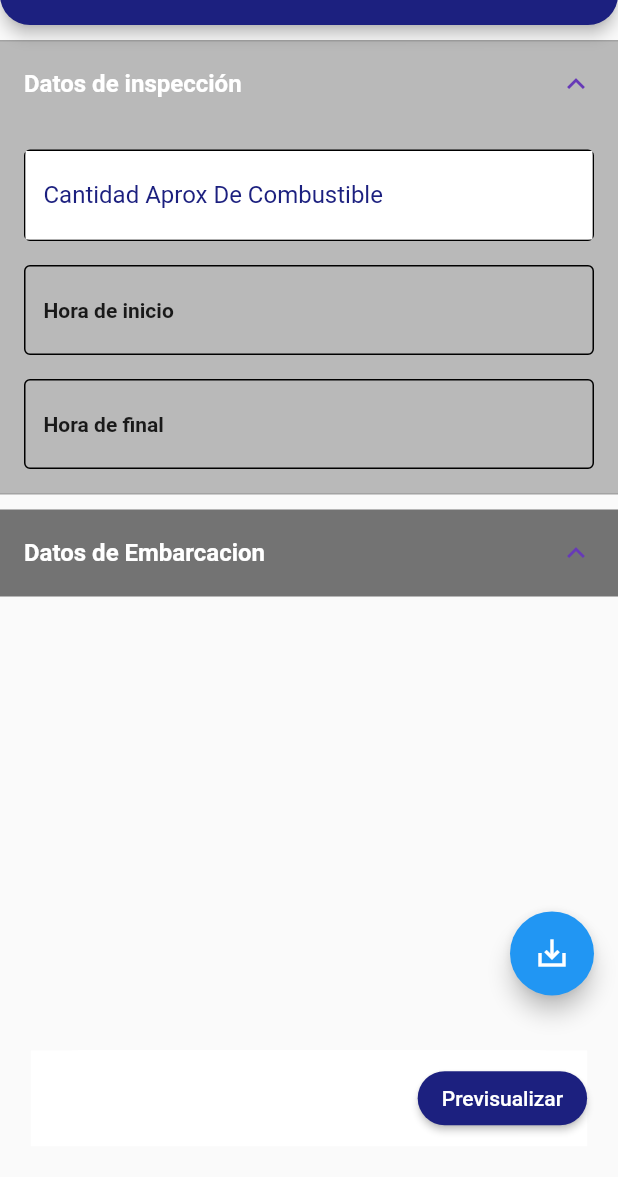
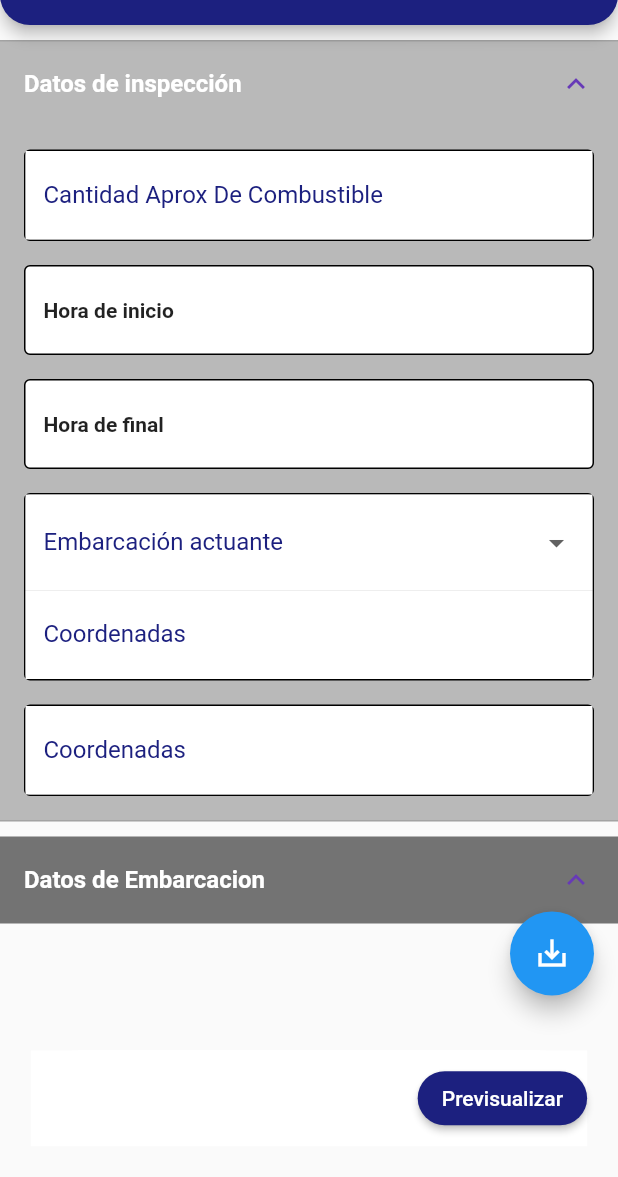
Before and after one commit to Yosh04/appworking, a Flutter app: the FormPage screen opened directly, after a tap on "Datos de inspección", on a phone screen of 412 x 824 dp, the part 59-1236 px from its top. Run offline on Flutter 3.47's test engine with Material 2 defaults, Android fonts, the phone set to English and light mode, and no system bars; our stand-ins replace file_picker, open_file, permission_handler.

Commit message:
form avanced but not finish coordenadas.

```diff
--- a/lib/pageform/widgets form/inspectionForm.dart
+++ b/lib/pageform/widgets form/inspectionForm.dart
@@ -9,6 +9,14 @@ class _InspectionFormState extends State<InspectionForm> {
   DateTime currentDateSpecial = DateTime.now();
   TimeOfDay? startTime;
   TimeOfDay? endTime;
+  String? selectedEmbarcacionActuante;
+  TextEditingController coordinatesController = TextEditingController();
+
+  @override
+  void dispose() {
+    coordinatesController.dispose();
+    super.dispose();
+  }
 
   @override
   Widget build(BuildContext context) {
@@ -31,6 +39,14 @@ class _InspectionFormState extends State<InspectionForm> {
                 endTime = time;
               });
             }),
+            SizedBox(height: 16),
+            _buildDropdown("Embarcación actuante", selectedEmbarcacionActuante, (value) {
+              setState(() {
+                selectedEmbarcacionActuante = value;
+              });
+            }, ["Patrulla propia", "Patrulla externa", "Patrulla conjunta"]),
+            SizedBox(height: 16),
+            _buildCoordinatesField(),
           ],
         ),
       ),
@@ -40,17 +56,17 @@ class _InspectionFormState extends State<InspectionForm> {
   Widget _buildFormField(String label) {
     return Theme(
       data: ThemeData(
-        primaryColor: const Color(0xFF1C207F), // Color del texto y el borde
-        hintColor: const Color(0xFF1C207F), // Color del texto de sugerencia
+        primaryColor: const Color(0xFF1C207F),
+        hintColor: const Color(0xFF1C207F),
         inputDecorationTheme: InputDecorationTheme(
           border: OutlineInputBorder(
-            borderSide: BorderSide(color: const Color(0xFF1C207F)), // Color del borde
+            borderSide: BorderSide(color: const Color(0xFF1C207F)),
           ),
           focusedBorder: OutlineInputBorder(
-            borderSide: BorderSide(color: const Color(0xFF1C207F)), // Color del borde cuando está enfocado
+            borderSide: BorderSide(color: const Color(0xFF1C207F)),
           ),
-          filled: true, // Relleno activado
-          fillColor: Colors.white, // Color de fondo
+          filled: true,
+          fillColor: Colors.white,
         ),
       ),
       child: Container(
@@ -72,17 +88,17 @@ class _InspectionFormState extends State<InspectionForm> {
       String label, TimeOfDay? selectedTime, Function(TimeOfDay) onTimeSelected) {
     return Theme(
       data: ThemeData(
-        primaryColor: const Color(0xFF1C207F), // Color del texto y el borde
-        hintColor: const Color(0xFF1C207F), // Color del texto de sugerencia
+        primaryColor: const Color(0xFF1C207F),
+        hintColor: const Color(0xFF1C207F),
         inputDecorationTheme: InputDecorationTheme(
           border: OutlineInputBorder(
-            borderSide: BorderSide(color: const Color(0xFF1C207F)), // Color del borde
+            borderSide: BorderSide(color: const Color(0xFF1C207F)),
           ),
           focusedBorder: OutlineInputBorder(
-            borderSide: BorderSide(color: const Color(0xFF1C207F)), // Color del borde cuando está enfocado
+            borderSide: BorderSide(color: const Color(0xFF1C207F)),
           ),
-          filled: true, // Relleno activado
-          fillColor: Colors.white, // Color de fondo
+          filled: true,
+          fillColor: Colors.white,
         ),
       ),
       child: SizedBox(
@@ -92,10 +108,11 @@ class _InspectionFormState extends State<InspectionForm> {
             _selectTime(selectedTime, onTimeSelected);
           },
           child: Container(
-            height: 60, // Ajusta la altura según tus necesidades
+            height: 60,
             decoration: BoxDecoration(
               border: Border.all(),
               borderRadius: BorderRadius.circular(4.0),
+              color: Colors.white,
             ),
             child: Row(
               children: [
@@ -117,6 +134,94 @@ class _InspectionFormState extends State<InspectionForm> {
     );
   }
 
+  Widget _buildDropdown(String label, String? selectedValue, Function(String?) onChanged, List<String> options) {
+    return Theme(
+      data: ThemeData(
+        primaryColor: const Color(0xFF1C207F),
+        hintColor: const Color(0xFF1C207F),
+        inputDecorationTheme: InputDecorationTheme(
+          border: OutlineInputBorder(
+            borderSide: BorderSide(color: const Color(0xFF1C207F)),
+          ),
+          focusedBorder: OutlineInputBorder(
+            borderSide: BorderSide(color: const Color(0xFF1C207F)),
+          ),
+          filled: true,
+          fillColor: Colors.white,
+        ),
+      ),
+      child: Container(
+        decoration: BoxDecoration(
+          border: Border.all(),
+          borderRadius: BorderRadius.circular(4.0),
+        ),
+        child: Padding(
+          padding: const EdgeInsets.symmetric(horizontal: 0),
+          child: Column(
+            children: [
+              DropdownButtonFormField<String>(
+                decoration: InputDecoration(
+                  labelText: label,
+                  border: InputBorder.none,
+                ),
+                value: selectedValue,
+                onChanged: onChanged,
+                items: options.map((String value) {
+                  return DropdownMenuItem<String>(
+                    value: value,
+                    child: Text(value),
+                  );
+                }).toList(),
+              ),
+              TextFormField(
+                controller: coordinatesController,
+                decoration: InputDecoration(
+                  labelText: 'Coordenadas',
+                  border: InputBorder.none,
+                ),
+              ),
+            ],
+          ),
+        ),
+      ),
+    );
+  }
+
+  Widget _buildCoordinatesField() {
+    return Theme(
+      data: ThemeData(
+        primaryColor: const Color(0xFF1C207F),
+        hintColor: const Color(0xFF1C207F),
+        inputDecorationTheme: InputDecorationTheme(
+          border: OutlineInputBorder(
+            borderSide: BorderSide(color: const Color(0xFF1C207F)),
+          ),
+          focusedBorder: OutlineInputBorder(
+            borderSide: BorderSide(color: const Color(0xFF1C207F)),
+          ),
+          filled: true,
+          fillColor: Colors.white,
+        ),
+      ),
+      child: Container(
+        decoration: BoxDecoration(
+          border: Border.all(),
+          borderRadius: BorderRadius.circular(4.0),
+        ),
+        child: Padding(
+          padding: const EdgeInsets.symmetric(horizontal: 0),
+          child: TextFormField(
+            controller: coordinatesController,
+            decoration: InputDecoration(
+              labelText: 'Coordenadas',
+              border: InputBorder.none,
+            ),
+          ),
+        ),
+      ),
+    );
+  }
+
   Future<void> _selectTime(
       TimeOfDay? selectedTime, Function(TimeOfDay) onTimeSelected) async {
     final TimeOfDay? pickedTime = await showTimePicker(
```
